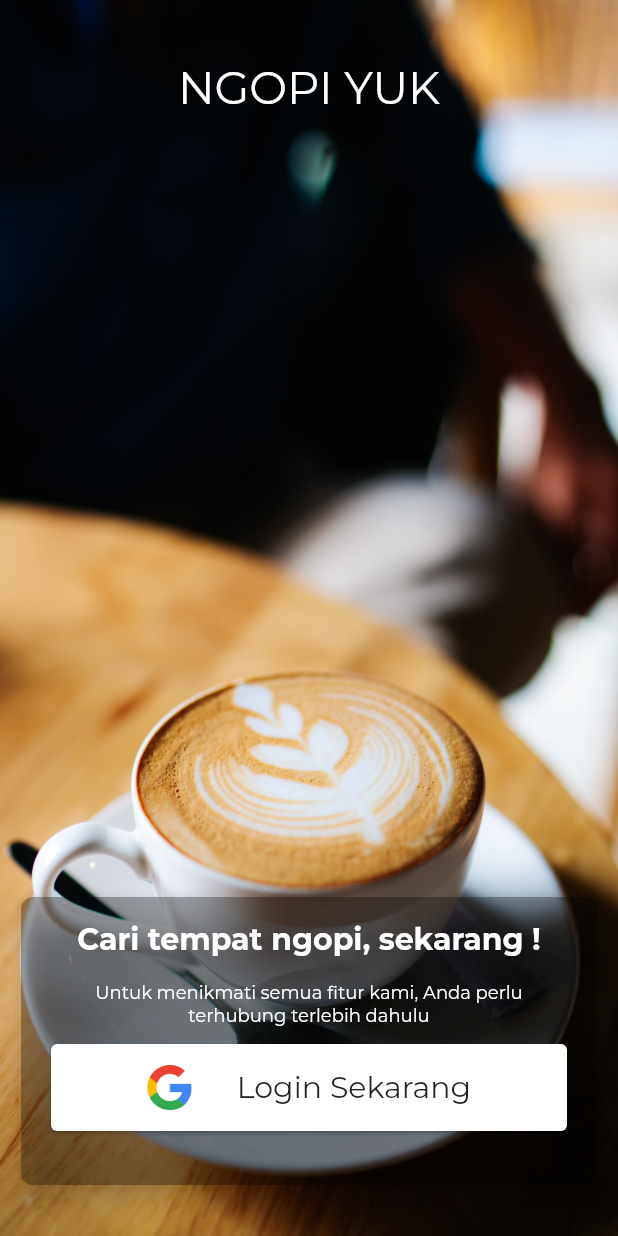
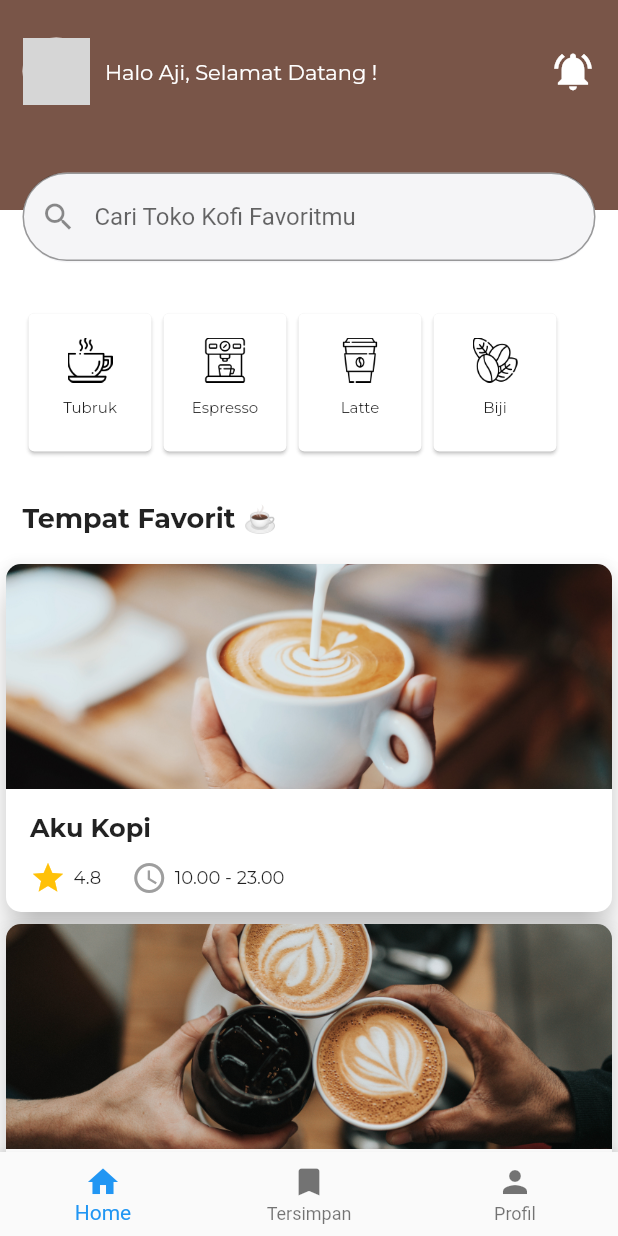
Before and after one commit to SeptiawanAjiP/coffee-shop-app, a Flutter app: the screen it shows after launch, on a phone screen of 412 x 824 dp. Run offline on Flutter 3.47's test engine with Material 2 defaults, Android fonts, the phone set to English and light mode, and no system bars; our stand-ins replace google_fonts; network calls fail; grey boxes are pictures that could not be loaded.

Commit message:
add homepage ui

```diff
--- /dev/null
+++ b/lib/home_page.dart
@@ -0,0 +1,150 @@
+import 'package:coffee_shop_youtube/widget/category.dart';
+import 'package:coffee_shop_youtube/widget/coffee_shop.dart';
+import 'package:flutter/material.dart';
+import 'package:flutter/src/foundation/key.dart';
+import 'package:flutter/src/widgets/framework.dart';
+import 'package:google_fonts/google_fonts.dart';
+
+class HomePage extends StatefulWidget {
+  const HomePage({Key? key}) : super(key: key);
+
+  @override
+  State<HomePage> createState() => _HomePageState();
+}
+
+class _HomePageState extends State<HomePage> {
+  @override
+  Widget build(BuildContext context) {
+    return Scaffold(
+      backgroundColor: Colors.white,
+      bottomNavigationBar: BottomNavigationBar(items: [
+        BottomNavigationBarItem(icon: Icon(Icons.home), label: "Home"),
+        BottomNavigationBarItem(icon: Icon(Icons.bookmark), label: "Tersimpan"),
+        BottomNavigationBarItem(icon: Icon(Icons.person), label: "Profil")
+      ]),
+      body: SingleChildScrollView(
+        child: SafeArea(
+            child: Column(
+          crossAxisAlignment: CrossAxisAlignment.start,
+          children: [
+            Stack(
+              children: [
+                Container(
+                    height: 140, width: double.infinity, color: Colors.brown),
+                Column(
+                  crossAxisAlignment: CrossAxisAlignment.start,
+                  children: [
+                    SizedBox(
+                      height: 10,
+                    ),
+                    Padding(
+                      padding: const EdgeInsets.all(15),
+                      child: Row(
+                        mainAxisAlignment: MainAxisAlignment.spaceBetween,
+                        children: [
+                          Row(
+                            children: [
+                              Container(
+                                  alignment: Alignment.topLeft,
+                                  height: 45,
+                                  width: 45,
+                                  decoration: BoxDecoration(
+                                      image: DecorationImage(
+                                          image: NetworkImage(
+                                              "https://studiolorier.com/wp-content/uploads/2018/10/Profile-Round-Sander-Lorier.jpg")),
+                                      borderRadius: BorderRadius.circular(25),
+                                      border: Border.all(
+                                          color: Colors.white,
+                                          style: BorderStyle.solid,
+                                          width: 2))),
+                              SizedBox(
+                                width: 10,
+                              ),
+                              Text(
+                                "Halo Aji, Selamat Datang !",
+                                style:
+                                    GoogleFonts.montserrat(color: Colors.white),
+                              )
+                            ],
+                          ),
+                          Container(
+                              alignment: Alignment.topRight,
+                              child: Icon(
+                                Icons.notifications_active,
+                                color: Colors.white,
+                                size: 30,
+                              )),
+                        ],
+                      ),
+                    ),
+                    SizedBox(
+                      height: 15,
+                    ),
+                    Padding(
+                      padding: const EdgeInsets.all(15),
+                      child: Container(
+                        height: 60,
+                        width: double.infinity,
+                        decoration: BoxDecoration(
+                            color: Color(0xFFF5F5F7),
+                            borderRadius: BorderRadius.circular(30)),
+                        child: TextField(
+                          cursorHeight: 20,
+                          autofocus: false,
+                          decoration: InputDecoration(
+                              hintText: "Cari Toko Kofi Favoritmu",
+                              prefixIcon: Icon(Icons.search),
+                              border: OutlineInputBorder(
+                                  borderSide:
+                                      BorderSide(color: Colors.grey, width: 2),
+                                  borderRadius: BorderRadius.circular(30))),
+                        ),
+                      ),
+                    ),
+                  ],
+                )
+              ],
+            ),
+            Padding(
+              padding: const EdgeInsets.all(15),
+              child: Row(
+                children: [
+                  Category(imagePath: "assets/tubruk.png", title: "Tubruk"),
+                  Category(imagePath: "assets/mesin.png", title: "Espresso"),
+                  Category(imagePath: "assets/cup.png", title: "Latte"),
+                  Category(imagePath: "assets/biji.png", title: "Biji"),
+                ],
+              ),
+            ),
+            Padding(
+              padding: const EdgeInsets.all(15),
+              child: Text(
+                "Tempat Favorit ☕️",
+                style: GoogleFonts.montserrat(
+                    fontSize: 18, fontWeight: FontWeight.bold),
+              ),
+            ),
+            CoffeShop(
+              imagePath: "assets/coffee_1.jpg",
+              nameShop: "Aku Kopi",
+              rating: "4.8",
+              jamBuka: "10.00 - 23.00",
+            ),
+            CoffeShop(
+              imagePath: "assets/coffee_2.jpg",
+              nameShop: "Toko Kenanganku",
+              rating: "4.9",
+              jamBuka: "13.00 - 23.00",
+            ),
+            CoffeShop(
+              imagePath: "assets/coffee_3.jpg",
+              nameShop: "Ketiga Kopi",
+              rating: "4.7",
+              jamBuka: "13.00 - 20.00",
+            ),
+          ],
+        )),
+      ),
+    );
+  }
+}
--- a/lib/main.dart
+++ b/lib/main.dart
@@ -1,3 +1,4 @@
+import 'package:coffee_shop_youtube/home_page.dart';
 import 'package:coffee_shop_youtube/login_google_page.dart';
 import 'package:flutter/material.dart';
 
@@ -12,7 +13,7 @@ class MyApp extends StatelessWidget {
   Widget build(BuildContext context) {
     return MaterialApp(
       debugShowCheckedModeBanner: false,
-      home: LoginGooglePage(),
+      home: HomePage(),
     );
   }
 }
--- /dev/null
+++ b/lib/widget/category.dart
@@ -0,0 +1,37 @@
+import 'package:flutter/material.dart';
+import 'package:google_fonts/google_fonts.dart';
+
+class Category extends StatelessWidget {
+  final String imagePath;
+  final String title;
+  const Category({Key? key, required this.imagePath, required this.title})
+      : super(key: key);
+
+  @override
+  Widget build(BuildContext context) {
+    return Card(
+      child: Padding(
+        padding: const EdgeInsets.all(16.0),
+        child: Container(
+          width: 50,
+          height: 60,
+          child: Column(
+            children: [
+              Image.asset(
+                imagePath,
+                width: 30,
+              ),
+              SizedBox(
+                height: 10,
+              ),
+              Text(
+                title,
+                style: GoogleFonts.montserrat(fontSize: 10),
+              )
+            ],
+          ),
+        ),
+      ),
+    );
+  }
+}
--- /dev/null
+++ b/lib/widget/coffee_shop.dart
@@ -0,0 +1,80 @@
+import 'package:flutter/material.dart';
+import 'package:google_fonts/google_fonts.dart';
+
+class CoffeShop extends StatelessWidget {
+  final String imagePath;
+  final String nameShop;
+  final String rating;
+  final String jamBuka;
+  const CoffeShop(
+      {Key? key,
+      required this.imagePath,
+      required this.nameShop,
+      required this.rating,
+      required this.jamBuka})
+      : super(key: key);
+
+  @override
+  Widget build(BuildContext context) {
+    return SizedBox(
+        width: double.infinity,
+        height: 240,
+        child: Stack(
+          children: [
+            Card(
+              clipBehavior: Clip.antiAliasWithSaveLayer,
+              shape: RoundedRectangleBorder(
+                  borderRadius: BorderRadius.circular(10)),
+              elevation: 10,
+              child: Column(
+                children: [
+                  SizedBox(
+                      width: double.infinity,
+                      height: 150,
+                      child: Image.asset(imagePath, fit: BoxFit.cover))
+                ],
+              ),
+            ),
+            Positioned(
+                bottom: 0,
+                left: 10,
+                child: SizedBox(
+                  height: 70,
+                  child: Padding(
+                    padding: const EdgeInsets.only(left: 10, right: 10),
+                    child: Column(
+                      crossAxisAlignment: CrossAxisAlignment.start,
+                      children: [
+                        Text(nameShop,
+                            style: GoogleFonts.montserrat(
+                                fontSize: 17, fontWeight: FontWeight.bold)),
+                        SizedBox(
+                          height: 10,
+                        ),
+                        Row(
+                          children: [
+                            Icon(Icons.star, color: Colors.amber),
+                            SizedBox(
+                              width: 5,
+                            ),
+                            Text(rating,
+                                style: GoogleFonts.montserrat(fontSize: 12)),
+                            SizedBox(
+                              width: 20,
+                            ),
+                            Icon(Icons.access_time, color: Colors.grey),
+                            SizedBox(
+                              width: 5,
+                            ),
+                            Text(jamBuka,
+                                style: GoogleFonts.montserrat(fontSize: 12))
+                          ],
+                        )
+                      ],
+                    ),
+                  ),
+                )),
+          ],
+        ));
+  }
+}
--- a/pubspec.yaml
+++ b/pubspec.yaml
@@ -45,7 +45,7 @@ dev_dependencies:
   # activated in the `analysis_options.yaml` file located at the root of your
   # package. See that file for information about deactivating specific lint
   # rules and activating additional ones.
-  flutter_lints: ^2.0.0
+  # flutter_lints: ^2.0.0
 
 # For information on the generic Dart part of this file, see the
 # following page: https://dart.dev/tools/pub/pubspec
```
Also changed, not shown: assets/biji.png (added), assets/coffee_1.jpg (added), assets/coffee_2.jpg (added), assets/coffee_3.jpg (added), assets/cup.png (added), assets/mesin.png (added), assets/tubruk.png (added), pubspec.lock.
